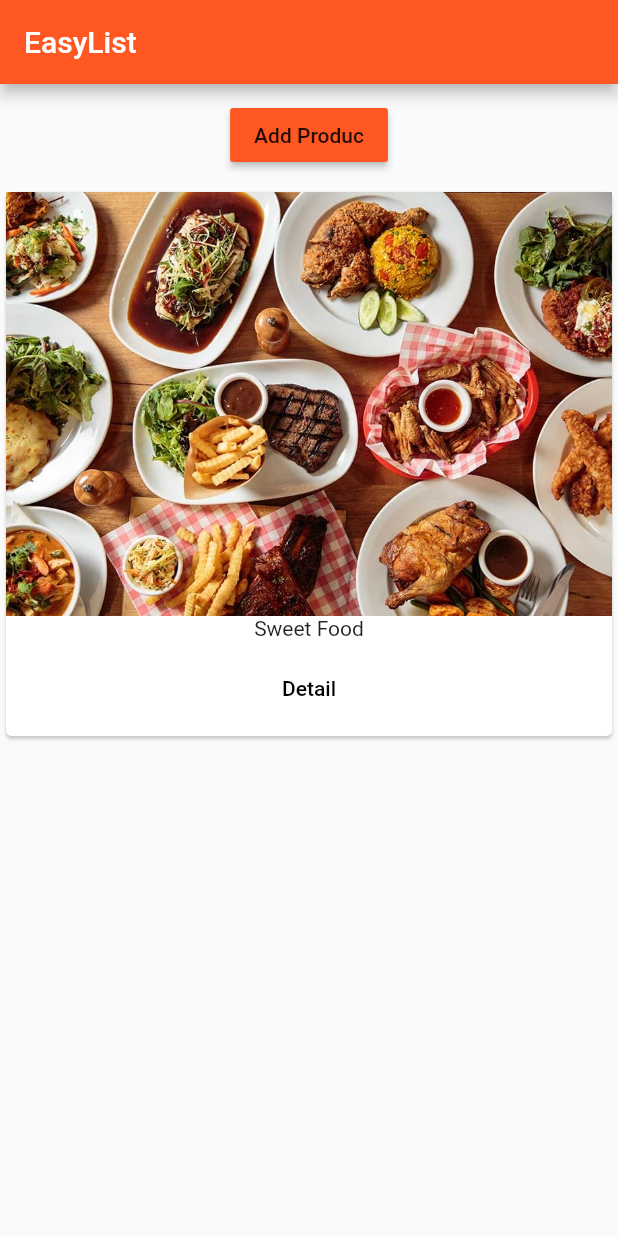
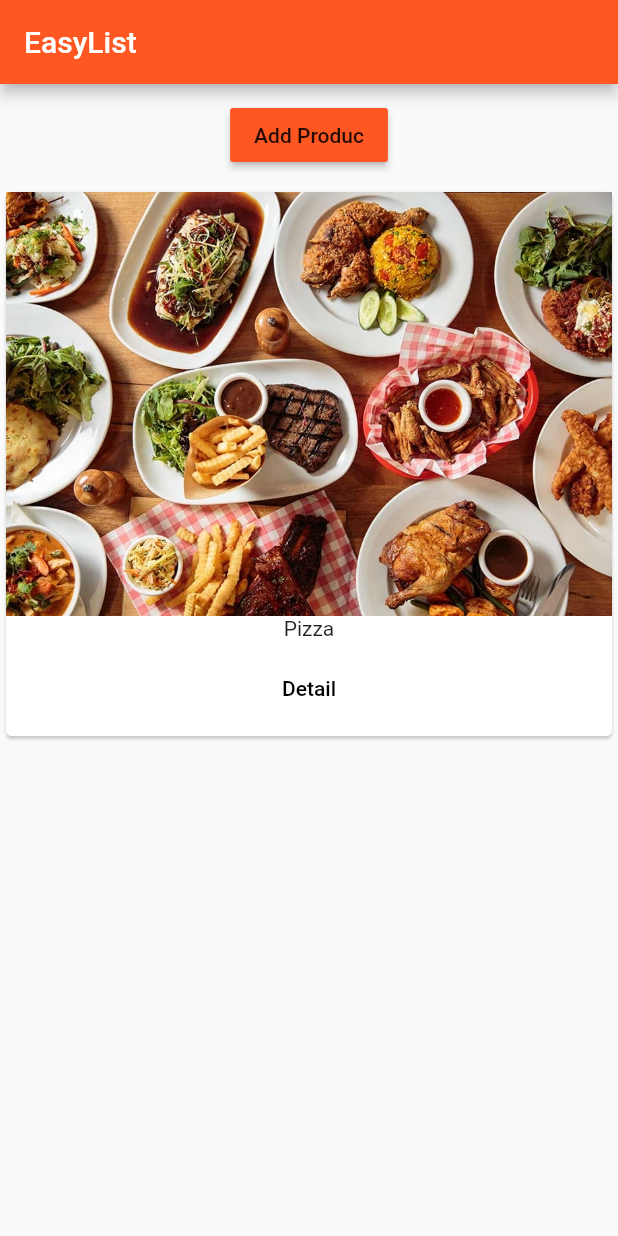
Before and after one commit to putheng/flutter-shop, a Flutter app: the screen it shows after launch, after a tap on "Add Produc", on a phone screen of 412 x 824 dp. Run offline on Flutter 3.47's test engine with Material 2 defaults, Android fonts, the phone set to English and light mode, and no system bars.

Commit message:
lession 6.6 passing data to the page

```diff
--- a/lib/product_control.dart
+++ b/lib/product_control.dart
@@ -10,7 +10,7 @@ class ProductController extends StatelessWidget {
     return RaisedButton(
       color: Theme.of(context).primaryColor,
       onPressed: () {
-        addProduct('Sweet Food');
+        addProduct({'title': 'Pizza', 'image': 'assets/food.jpg'});
       },
       child: Text('Add Produc'),
     );
--- a/lib/product_manager.dart
+++ b/lib/product_manager.dart
@@ -3,7 +3,7 @@ import 'package:shop/product_control.dart';
 import 'package:shop/products.dart';
 
 class ProductManager extends StatefulWidget {
-  final String startingProduct;
+  final Map<String, String> startingProduct;
 
   ProductManager({this.startingProduct});
 
@@ -12,7 +12,7 @@ class ProductManager extends StatefulWidget {
 }
 
 class _ProductManagerState extends State<ProductManager> {
-  List<String> _products = [];
+  List<Map<String, String>> _products = [];
 
   @override
   void initState() {
@@ -22,7 +22,7 @@ class _ProductManagerState extends State<ProductManager> {
     super.initState();
   }
 
-  void _addProduct(String product) {
+  void _addProduct(Map<String, String> product)  {
     setState(() {
       _products.add(product);
     });
--- a/lib/products.dart
+++ b/lib/products.dart
@@ -2,7 +2,7 @@ import 'package:flutter/material.dart';
 import 'package:shop/pages/product.dart';
 
 class Products extends StatelessWidget{
-  final List<String> products;
+  final List<Map<String, String>> products;
 
   Products([this.products = const []]);
 
@@ -10,13 +10,21 @@ class Products extends StatelessWidget{
     return Card(
         child: Column(
           children: <Widget>[
-            Image.asset('assets/food.jpg'),
-            Text(products[index]),
+            Image.asset(products[index]['image']),
+            Text(products[index]['title']),
             ButtonBar(
               alignment: MainAxisAlignment.center,
               children: <Widget>[
                 FlatButton(
-                  onPressed: () => Navigator.push(context, MaterialPageRoute(builder: (BuildContext context) => ProductPage())),
+                  onPressed: () => Navigator.push(
+                    context,
+                    MaterialPageRoute(
+                      builder: (BuildContext context) => ProductPage(
+                        products[index]['title'],
+                        products[index]['image']
+                      )
+                    )
+                  ),
                   child: Text('Detail')
                 )
               ],
```
Also changed, not shown: lib/pages/product.dart (+8 -2 lines).
